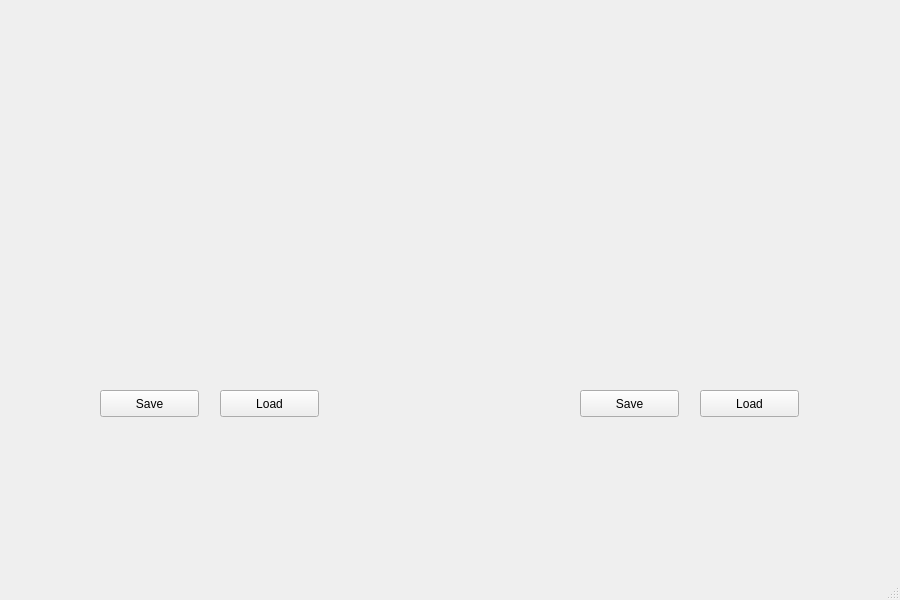
Old version of the form Trabalho OpenCV/test1/mainwindow.ui in the repository gipmon/computacaovisual.
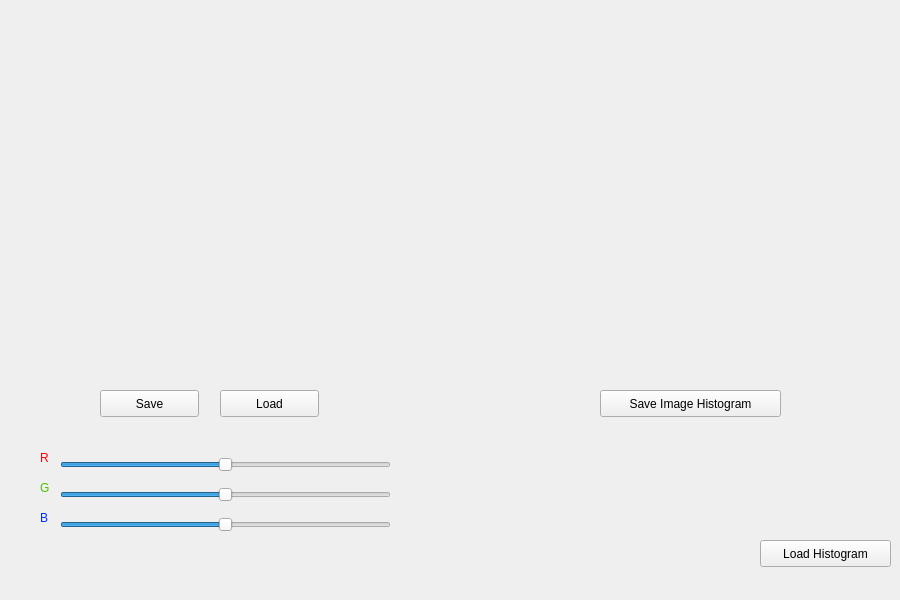
New version of the form.

```diff
--- a/Trabalho OpenCV/test1/mainwindow.ui
+++ b/Trabalho OpenCV/test1/mainwindow.ui
@@ -49,14 +49,14 @@
    <widget class="QPushButton" name="pushButton">
     <property name="geometry">
      <rect>
-      <x>580</x>
+      <x>600</x>
       <y>390</y>
-      <width>99</width>
+      <width>181</width>
       <height>27</height>
      </rect>
     </property>
     <property name="text">
-     <string>Save</string>
+     <string>Save Image Histogram</string>
     </property>
    </widget>
    <widget class="QPushButton" name="pushButton_2">
@@ -65,14 +65,14 @@
     </property>
     <property name="geometry">
      <rect>
-      <x>700</x>
-      <y>390</y>
-      <width>99</width>
+      <x>760</x>
+      <y>540</y>
+      <width>131</width>
       <height>27</height>
      </rect>
     </property>
     <property name="text">
-     <string>Load</string>
+     <string>Load Histogram</string>
     </property>
    </widget>
    <widget class="QPushButton" name="pushButton_3">
@@ -104,6 +104,126 @@
      <string>Load</string>
     </property>
    </widget>
+   <widget class="QSlider" name="horizontalSlider">
+    <property name="geometry">
+     <rect>
+      <x>60</x>
+      <y>480</y>
+      <width>331</width>
+      <height>29</height>
+     </rect>
+    </property>
+    <property name="cursor">
+     <cursorShape>ClosedHandCursor</cursorShape>
+    </property>
+    <property name="minimum">
+     <number>-250</number>
+    </property>
+    <property name="maximum">
+     <number>250</number>
+    </property>
+    <property name="singleStep">
+     <number>0</number>
+    </property>
+    <property name="orientation">
+     <enum>Qt::Horizontal</enum>
+    </property>
+   </widget>
+   <widget class="QSlider" name="horizontalSlider_2">
+    <property name="geometry">
+     <rect>
+      <x>60</x>
+      <y>510</y>
+      <width>331</width>
+      <height>29</height>
+     </rect>
+    </property>
+    <property name="cursor">
+     <cursorShape>ClosedHandCursor</cursorShape>
+    </property>
+    <property name="minimum">
+     <number>-250</number>
+    </property>
+    <property name="maximum">
+     <number>250</number>
+    </property>
+    <property name="singleStep">
+     <number>0</number>
+    </property>
+    <property name="orientation">
+     <enum>Qt::Horizontal</enum>
+    </property>
+   </widget>
+   <widget class="QSlider" name="horizontalSlider_3">
+    <property name="geometry">
+     <rect>
+      <x>60</x>
+      <y>450</y>
+      <width>331</width>
+      <height>29</height>
+     </rect>
+    </property>
+    <property name="cursor">
+     <cursorShape>ClosedHandCursor</cursorShape>
+    </property>
+    <property name="toolTip">
+     <string>&lt;html&gt;&lt;head/&gt;&lt;body&gt;&lt;p&gt;&lt;br/&gt;&lt;/p&gt;&lt;/body&gt;&lt;/html&gt;</string>
+    </property>
+    <property name="minimum">
+     <number>-255</number>
+    </property>
+    <property name="maximum">
+     <number>255</number>
+    </property>
+    <property name="singleStep">
+     <number>0</number>
+    </property>
+    <property name="value">
+     <number>0</number>
+    </property>
+    <property name="orientation">
+     <enum>Qt::Horizontal</enum>
+    </property>
+   </widget>
+   <widget class="QLabel" name="label_3">
+    <property name="geometry">
+     <rect>
+      <x>40</x>
+      <y>450</y>
+      <width>16</width>
+      <height>17</height>
+     </rect>
+    </property>
+    <property name="text">
+     <string>&lt;html&gt;&lt;head/&gt;&lt;body&gt;&lt;p&gt;&lt;span style=&quot; color:#ff0000;&quot;&gt;R&lt;/span&gt;&lt;/p&gt;&lt;/body&gt;&lt;/html&gt;</string>
+    </property>
+   </widget>
+   <widget class="QLabel" name="label_4">
+    <property name="geometry">
+     <rect>
+      <x>40</x>
+      <y>480</y>
+      <width>16</width>
+      <height>17</height>
+     </rect>
+    </property>
+    <property name="text">
+     <string>&lt;html&gt;&lt;head/&gt;&lt;body&gt;&lt;p&gt;&lt;span style=&quot; color:#4cbe00;&quot;&gt;G&lt;/span&gt;&lt;/p&gt;&lt;/body&gt;&lt;/html&gt;</string>
+    </property>
+   </widget>
+   <widget class="QLabel" name="label_5">
+    <property name="geometry">
+     <rect>
+      <x>40</x>
+      <y>510</y>
+      <width>16</width>
+      <height>17</height>
+     </rect>
+    </property>
+    <property name="text">
+     <string>&lt;html&gt;&lt;head/&gt;&lt;body&gt;&lt;p&gt;&lt;span style=&quot; color:#002eff;&quot;&gt;B&lt;/span&gt;&lt;/p&gt;&lt;/body&gt;&lt;/html&gt;</string>
+    </property>
+   </widget>
   </widget>
   <widget class="QMenuBar" name="menuBar">
    <property name="geometry">
@@ -115,7 +235,6 @@
     </rect>
    </property>
   </widget>
-  <widget class="QStatusBar" name="statusBar"/>
  </widget>
  <layoutdefault spacing="6" margin="11"/>
  <resources/>
```
